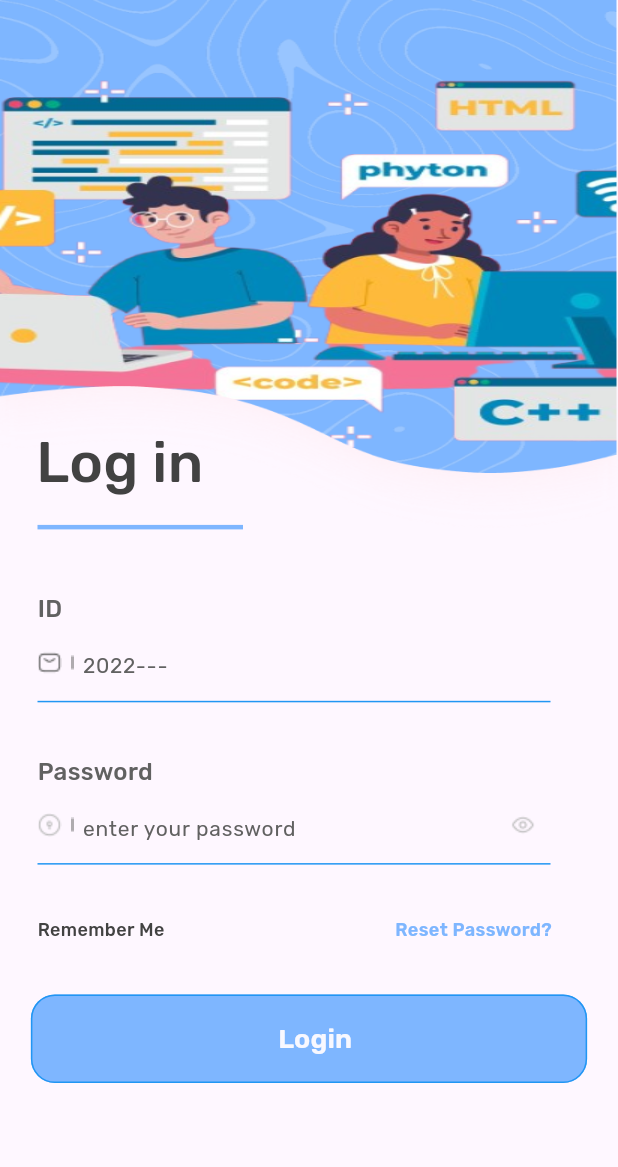
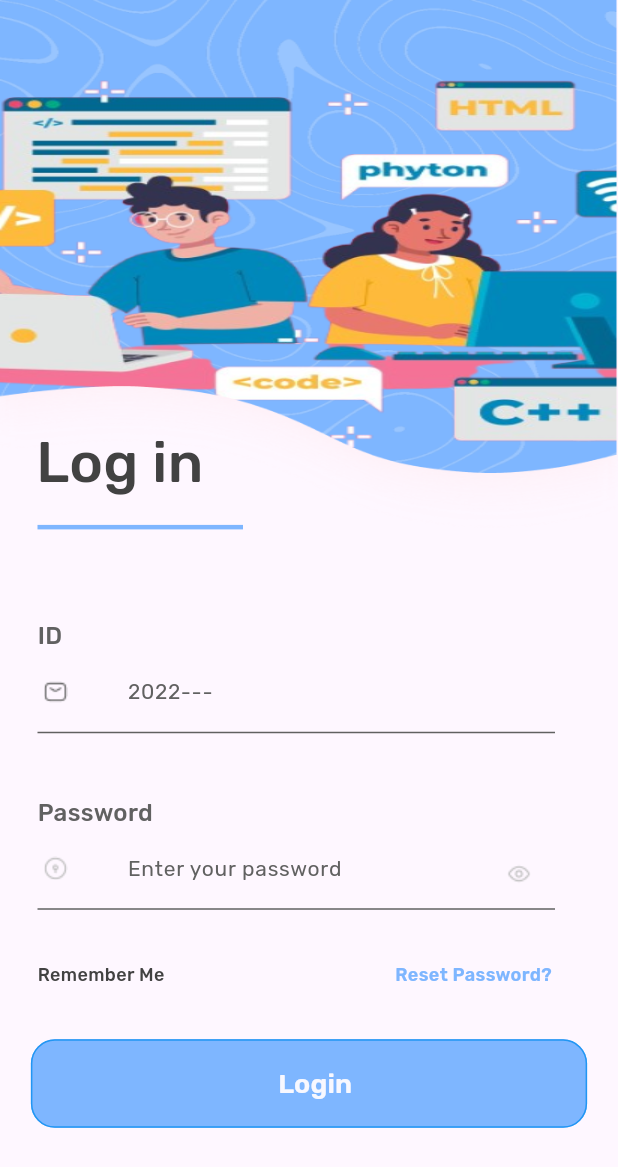
Before and after one commit to omarmohamed547/system_alex_university, a Flutter app: the screen it shows after launch, after a tap on "Continue", on a phone screen of 412 x 824 dp. Shown: the top 1167 px of the screen. Run offline on Flutter 3.47's test engine with Material 3 defaults, Android fonts, the phone set to English and light mode, and no system bars; our stand-ins replace connectivity_plus, dio, either_dart, flutter_bloc, flutter_screenutil, get_it and 3 more.

Commit message:
Login logic.

```diff
--- a/lib/core/utils/apis/api_constant.dart
+++ b/lib/core/utils/apis/api_constant.dart
@@ -1,3 +1,3 @@
 class ApiConstant {
-  static String baseurl = 'https://ecommerce.routemisr.com';
+  static String baseurl = 'https://college-system-two.vercel.app';
 }
--- a/lib/core/utils/apis/api_manager.dart
+++ b/lib/core/utils/apis/api_manager.dart
@@ -1,7 +1,6 @@
 import 'package:dio/dio.dart';
-import 'package:e_commerce_app/core/utils/apis/api_constant.dart';
-import 'package:e_commerce_app/core/utils/apis/api_endpoints.dart';
 import 'package:injectable/injectable.dart';
+import 'package:system_alex_univ/core/utils/apis/api_constant.dart';
 
 @singleton
 class ApiManager {
--- a/lib/core/utils/app_routes.dart
+++ b/lib/core/utils/app_routes.dart
@@ -2,4 +2,5 @@ class AppRoutes {
   static const String startUpScreen = 'StartUpScreen';
   static const String loginScreen = 'LoginScreen';
   static const String resetPassScreen = 'ResetPasswordScreen';
+  static const String homeScreen = 'HomeScreen';
 }
--- /dev/null
+++ b/lib/core/utils/build_text_field.dart
@@ -0,0 +1,65 @@
+import 'package:flutter/material.dart';
+import 'package:flutter_screenutil/flutter_screenutil.dart';
+import 'package:system_alex_univ/core/utils/app_style.dart';
+
+Widget buildTextField(BuildContext context,
+    {required String label,
+    required String hintText,
+    required String iconPath,
+    required TextEditingController controller,
+    bool isPassword = false,
+    Widget? suffix}) {
+  return Padding(
+    padding: EdgeInsets.only(
+        top: 8.h, bottom: 8.h, right: 42.w), // Adjust vertical spacing
+    child: Column(
+      crossAxisAlignment: CrossAxisAlignment.start,
+      children: [
+        Text(
+          label,
+          style: AppStyle.medium16SemiBlack,
+        ),
+        SizedBox(height: 6.h),
+        TextFormField(
+          controller: controller,
+          obscureText: isPassword,
+          validator: (value) {
+            if (value == null || value.trim().isEmpty) {
+              return "This field is required";
+            }
+            return null;
+          },
+          decoration: InputDecoration(
+            suffixIcon: suffix,
+            prefixIcon: Padding(
+              padding: EdgeInsets.only(right: 32.w, bottom: 8.h),
+              child: Image.asset(
+                iconPath,
+                height: 24.h,
+                width: 24.w,
+              ),
+            ),
+            hintText: hintText,
+            hintStyle: AppStyle.regular14Black,
+            border: UnderlineInputBorder(
+              borderSide: BorderSide(color: Color(0xff616161)),
+            ),
+            enabledBorder: UnderlineInputBorder(
+              borderSide: BorderSide(color: Color(0xff616161)),
+            ),
+            focusedBorder: UnderlineInputBorder(
+              borderSide: BorderSide(color: Colors.blue, width: 2),
+            ),
+            errorBorder: UnderlineInputBorder(
+              borderSide: BorderSide(color: Colors.red),
+            ),
+            focusedErrorBorder: UnderlineInputBorder(
+              borderSide: BorderSide(color: Colors.red, width: 2),
+            ),
+            //contentPadding: EdgeInsets.only(bottom: 12.w),
+          ),
+        ),
+      ],
+    ),
+  );
+}
--- /dev/null
+++ b/lib/domain/UseCases/auth_useCase.dart
@@ -0,0 +1,15 @@
+import 'package:either_dart/either.dart';
+import 'package:system_alex_univ/core/utils/errors/failure.dart';
+import 'package:system_alex_univ/domain/entites/login_response_entites.dart';
+import 'package:system_alex_univ/domain/repository/auth/auth_repos.dart';
+import 'package:injectable/injectable.dart';
+
+@injectable
+class AuthUsecase {
+  AuthRepos authRepos;
+  AuthUsecase({required this.authRepos});
+  Future<Either<Failure, LoginModelEntity>> invoke(
+      String email, String password) {
+    return authRepos.login(email, password);
+  }
+}
--- /dev/null
+++ b/lib/domain/entites/login_response_entites.dart
@@ -0,0 +1,23 @@
+class LoginModelEntity {
+  LoginModelEntity({
+    required this.token,
+    required this.user,
+  });
+
+  final String? token;
+  final UserEntity? user;
+}
+
+class UserEntity {
+  UserEntity({
+    required this.id,
+    required this.name,
+    required this.email,
+    required this.role,
+  });
+
+  final String? id;
+  final String? name;
+  final String? email;
+  final String? role;
+}
--- /dev/null
+++ b/lib/feature/auth/login/cubit/Login_states.dart
@@ -0,0 +1,18 @@
+import 'package:system_alex_univ/core/utils/errors/failure.dart';
+import 'package:system_alex_univ/domain/entites/login_response_entites.dart';
+
+abstract class LoginStates {}
+
+class IntialLoginStates extends LoginStates {}
+
+class LoadingLoginState extends LoginStates {}
+
+class FailureLoginState extends LoginStates {
+  Failure error;
+  FailureLoginState({required this.error});
+}
+
+class SucessLoginState extends LoginStates {
+  LoginModelEntity loginModelEntity;
+  SucessLoginState({required this.loginModelEntity});
+}
--- /dev/null
+++ b/lib/feature/auth/login/cubit/login_viewModel.dart
@@ -0,0 +1,43 @@
+import 'package:flutter/material.dart';
+import 'package:flutter_bloc/flutter_bloc.dart';
+import 'package:injectable/injectable.dart';
+import 'package:system_alex_univ/domain/UseCases/auth_useCase.dart';
+import 'package:system_alex_univ/feature/auth/login/cubit/Login_states.dart';
+
+@injectable
+class LoginViewmodel extends Cubit<LoginStates> {
+  AuthUsecase loginUseCase;
+  TextEditingController emailController = TextEditingController();
+  TextEditingController passwordController = TextEditingController();
+  final formKey = GlobalKey<FormState>();
+  static LoginViewmodel get(context) =>
+      BlocProvider.of<LoginViewmodel>(context);
+
+  LoginViewmodel({required this.loginUseCase}) : super(IntialLoginStates());
+
+  bool isObscure = true;
+
+  void togglePasswordVisibility() {
+    isObscure = !isObscure;
+  }
+
+  void login() async {
+    if (formKey.currentState!.validate()) {
+      try {
+        emit(LoadingLoginState());
+        var either = await loginUseCase.invoke(
+            emailController.text.trim(), passwordController.text.trim());
+
+        either.fold((error) {
+          debugPrint("Login Failed: ${error.errorMessage}");
+          emit(FailureLoginState(error: error));
+        }, (response) {
+          debugPrint("Login Successful");
+          emit(SucessLoginState(loginModelEntity: response));
+        });
+      } catch (e) {
+        debugPrint("Exception in login: $e");
+      }
+    }
+  }
+}
--- a/lib/feature/auth/login/login_screen.dart
+++ b/lib/feature/auth/login/login_screen.dart
@@ -1,16 +1,50 @@
 import 'package:flutter/material.dart';
+import 'package:flutter_bloc/flutter_bloc.dart';
 import 'package:flutter_screenutil/flutter_screenutil.dart';
 import 'package:system_alex_univ/core/utils/app_routes.dart';
 import 'package:system_alex_univ/core/utils/app_style.dart';
+import 'package:system_alex_univ/core/utils/build_text_field.dart';
+import 'package:system_alex_univ/core/utils/cache/shared_pref.dart';
 import 'package:system_alex_univ/core/utils/custom_elevated_button.dart';
+import 'package:system_alex_univ/core/utils/custom_text_field.dart';
+import 'package:system_alex_univ/core/utils/dailog_utilis.dart';
+import 'package:system_alex_univ/feature/auth/login/cubit/Login_states.dart';
+import 'package:system_alex_univ/feature/auth/login/cubit/login_viewModel.dart';
 
 class LoginScreen extends StatelessWidget {
   const LoginScreen({super.key});
 
   @override
   Widget build(BuildContext context) {
-    return Scaffold(
-      body: SingleChildScrollView(
+    return BlocListener<LoginViewmodel, LoginStates>(
+      listener: (context, state) {
+        if (state is FailureLoginState) {
+          DailogUtilis.hideLoading(context: context);
+          DailogUtilis.showMessage(
+              title: 'Error',
+              postActionname: 'Ok',
+              context: context,
+              message: state.error.errorMessage);
+        } else if (state is SucessLoginState) {
+          DailogUtilis.hideLoading(context: context);
+          DailogUtilis.showMessage(
+              title: 'Success',
+              postActionname: 'Ok',
+              context: context,
+              postActionFunc: () {
+                SharedPrefernceUtilis.saveData(
+                    'token', state.loginModelEntity.token);
+                Navigator.pushReplacementNamed(context, AppRoutes.homeScreen);
+              },
+              message: 'Login Successfully');
+        } else {
+          DailogUtilis.showLoading(context: context, message: "Loading...");
+        }
+      },
+      child: Scaffold(
+        body: Form(
+          key: LoginViewmodel.get(context).formKey,
+          child: SingleChildScrollView(
             child: Column(
               crossAxisAlignment: CrossAxisAlignment.start,
               children: [
@@ -44,89 +78,25 @@ class LoginScreen extends StatelessWidget {
                   child: Column(
                     crossAxisAlignment: CrossAxisAlignment.start,
                     children: [
-                  Text(
-                    "ID",
-                    style: AppStyle.medium16SemiBlack,
-                  ),
                       SizedBox(
                         height: 12.h,
                       ),
-                  SizedBox(
-                    width: double.infinity,
-                    height: 30.h,
-                    child: Row(
-                      children: [
-                        Image.asset(
-                          "assets/icons/mail-02 - 24px.png",
+                      buildTextField(
+                        context,
+                        label: "ID",
+                        controller: LoginViewmodel.get(context).emailController,
+                        hintText: "2022---",
+                        iconPath: "assets/icons/mail-02 - 24px.png",
                       ),
-                        Padding(
-                            padding: EdgeInsets.symmetric(horizontal: 6.w),
-                            child: Image.asset("assets/icons/Line 7.png")),
-                        Flexible(
-                          child: TextField(
-                            decoration: InputDecoration(
-                                border: InputBorder.none,
-                                hintText: '2022---',
-                                hintStyle: AppStyle.regular14Black),
-                          ),
-                        ),
-                      ],
-                    ),
-                  ),
-                  SizedBox(
-                    height: 5.h,
-                  ),
-                  Divider(
-                    thickness: 1,
-                    indent: 0,
-                    endIndent: 45,
-                    color: Colors.blue,
-                  ),
-                  SizedBox(
-                    height: 30.h,
-                  ),
-                  Text(
-                    "Password",
-                    style: AppStyle.medium16SemiBlack,
-                  ),
-                  SizedBox(
-                    height: 12.h,
-                  ),
-                  SizedBox(
-                    width: double.infinity,
-                    height: 30.h,
-                    child: Row(
-                      children: [
-                        Image.asset(
-                          "assets/icons/lock - 24px.png",
-                        ),
-                        Padding(
-                            padding: EdgeInsets.symmetric(horizontal: 6.w),
-                            child: Image.asset("assets/icons/Line 7.png")),
-                        Flexible(
-                          flex: 8,
-                          child: TextField(
-                            decoration: InputDecoration(
-                                border: InputBorder.none,
-                                hintText: 'enter your password',
-                                hintStyle: AppStyle.regular14Black),
-                          ),
-                        ),
-                        Flexible(
-                            flex: 2,
-                            child: Image.asset("assets/icons/view - 24px.png"))
-                      ],
-                    ),
-                  ),
-                  SizedBox(
-                    height: 5.h,
-                  ),
-                  Divider(
-                    thickness: 1,
-                    indent: 0,
-                    endIndent: 45,
-                    color: Colors.blue,
-                  ),
+                      SizedBox(height: 30.h),
+                      buildTextField(context,
+                          label: "Password",
+                          controller:
+                              LoginViewmodel.get(context).passwordController,
+                          hintText: "Enter your password",
+                          iconPath: "assets/icons/lock - 24px.png",
+                          isPassword: true,
+                          suffix: Image.asset("assets/icons/view - 24px.png")),
                     ],
                   ),
                 ),
@@ -144,7 +114,8 @@ class LoginScreen extends StatelessWidget {
                       ),
                       InkWell(
                         onTap: () {
-                      Navigator.pushNamed(context, AppRoutes.resetPassScreen);
+                          Navigator.pushNamed(
+                              context, AppRoutes.resetPassScreen);
                         },
                         child: Text(
                           "Reset Password?",
@@ -157,8 +128,14 @@ class LoginScreen extends StatelessWidget {
                 SizedBox(
                   height: 30.h,
                 ),
-            custom_elevated_button(onButtonClicked: () {}, text: "Login")
+                custom_elevated_button(
+                    onButtonClicked: () {
+                      LoginViewmodel.get(context).login();
+                    },
+                    text: "Login")
               ],
+            ),
+          ),
         ),
       ),
     );
--- a/lib/main.dart
+++ b/lib/main.dart
@@ -1,13 +1,28 @@
 import 'package:flutter/material.dart';
+import 'package:flutter_bloc/flutter_bloc.dart';
 import 'package:flutter_screenutil/flutter_screenutil.dart';
 import 'package:system_alex_univ/core/utils/app_routes.dart';
 import 'package:system_alex_univ/core/utils/app_style.dart';
+import 'package:system_alex_univ/core/utils/cache/shared_pref.dart';
+import 'package:system_alex_univ/core/utils/di/di.dart';
+import 'package:system_alex_univ/core/utils/observer.dart';
 import 'package:system_alex_univ/feature/StartUP_screen.dart';
 import 'package:system_alex_univ/feature/auth/forgetPassword/forget_passordScreen.dart';
+import 'package:system_alex_univ/feature/auth/login/cubit/login_viewModel.dart';
 import 'package:system_alex_univ/feature/auth/login/login_screen.dart';
+import 'package:system_alex_univ/feature/home/homes_screen.dart';
 
-void main() {
-  runApp(const MyApp());
+void main() async {
+  WidgetsFlutterBinding
+      .ensureInitialized(); // Ensures Flutter is fully initialized
+  configureDependencies();
+
+  Bloc.observer = MyBlocObserver();
+  await SharedPrefernceUtilis.init();
+
+  runApp(MultiBlocProvider(providers: [
+    BlocProvider(create: (context) => getIt<LoginViewmodel>()),
+  ], child: const MyApp()));
 }
 
 class MyApp extends StatelessWidget {
@@ -27,6 +42,7 @@ class MyApp extends StatelessWidget {
             AppRoutes.loginScreen: (context) => LoginScreen(),
             AppRoutes.startUpScreen: (context) => StartUpScreen(),
             AppRoutes.resetPassScreen: (context) => ForgetPassordscreen(),
+            AppRoutes.homeScreen: (context) => HomesScreen(),
           },
         );
       },
```
Also changed, not shown: lib/core/utils/apis/api_endpoints.dart (+1 -7 lines), lib/core/utils/dailog_utilis.dart (added, +71 -0 lines), lib/core/utils/di/di.dart (added, +13 -0 lines), lib/data/dataSource/auth_dataSource_impl.dart (added, +41 -0 lines), lib/data/models/login_response_dm.dart (added, +32 -0 lines), lib/data/repository/auth_repos_impl.dart (added, +22 -0 lines), lib/domain/repository/auth/auth_remote_dataSource.dart (added, +8 -0 lines), lib/domain/repository/auth/auth_repos.dart (added, +8 -0 lines), lib/feature/home/homes_screen.dart (added, +10 -0 lines), pubspec.yaml (+8 -0 lines), lib/core/utils/di/di.config.dart (added), pubspec.lock, 3 other files. Lines whose indentation alone changed are shown as unchanged.
